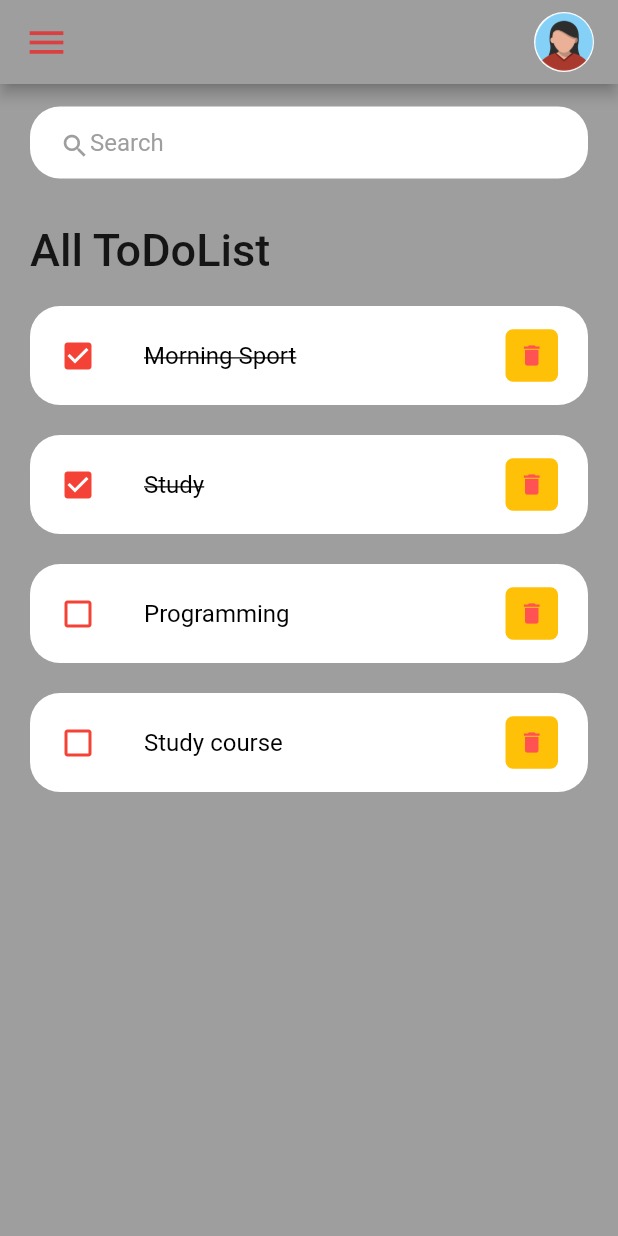
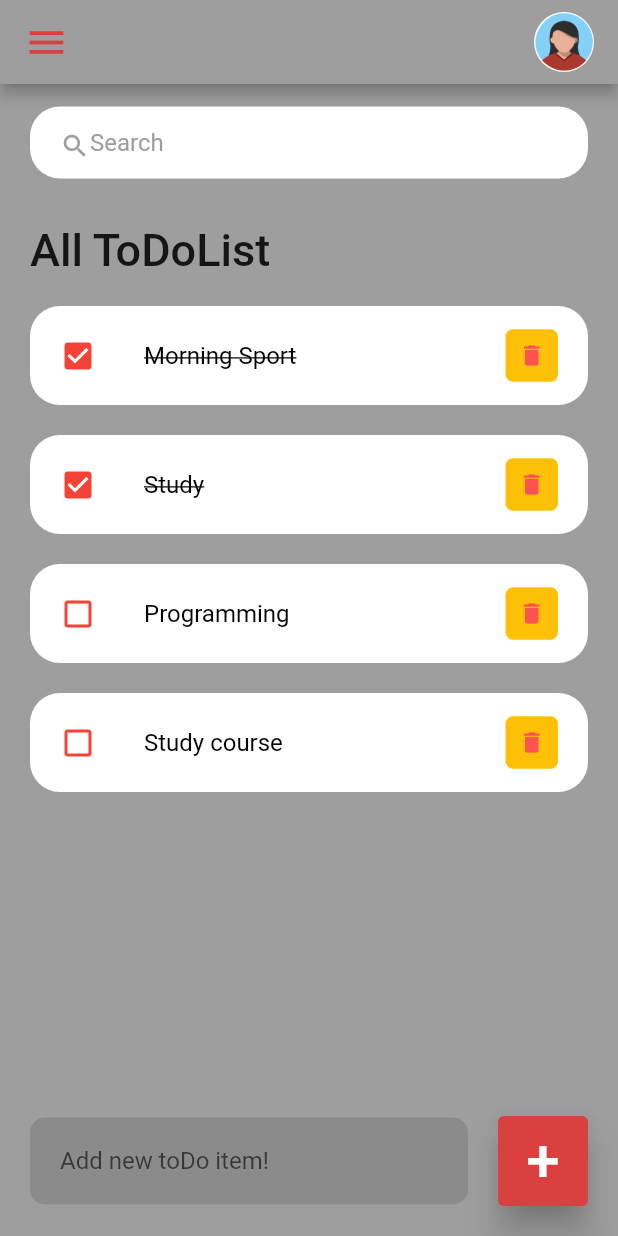
Before and after one commit to SaraAlqahtani8/Flutter_ToDoApp, a Flutter app: the screen it shows after launch, on a phone screen of 412 x 824 dp. Run offline on Flutter 3.47's test engine with Material 2 defaults, Android fonts, the phone set to English and light mode, and no system bars.

Commit message:
TextField and add toDo

```diff
--- a/flutter_todoapp/lib/Screens/home.dart
+++ b/flutter_todoapp/lib/Screens/home.dart
@@ -6,9 +6,10 @@ import 'package:flutter/material.dart';
 import 'package:flutter_todoapp/constant/color.dart';
 import 'package:flutter_todoapp/Widgets/toDo_item.dart';
 import 'package:flutter_todoapp/model/ToDo.dart';
+
 class Home extends StatelessWidget {
   Home({Key? key}) : super(key: key);
-final todoList=ToDo.todoList();
+  final todoList = ToDo.todoList();
 
   // This widget is the root of your application.
   @override
@@ -16,7 +17,9 @@ final todoList=ToDo.todoList();
     return Scaffold(
       backgroundColor: Colors.grey,
       appBar: AppBar_(),
-      body: Container(
+      body: Stack(
+        children: [
+          Container(
             padding: const EdgeInsets.symmetric(horizontal: 20, vertical: 15),
             child: Column(
               children: [
@@ -34,15 +37,63 @@ final todoList=ToDo.todoList();
                           ),
                         ),
                       ),
-                  for(ToDo toDo in todoList)
-                  ToDoItem(toDo: toDo,),
-
-
+                      for (ToDo toDo in todoList)
+                        ToDoItem(
+                          toDo: toDo,
+                        ),
                     ],
                   ),
                 ),
               ],
             ),
+          ),
+          Align(
+            alignment: Alignment.bottomCenter,
+            child: Row(
+              children: [
+                Expanded(
+                  child: Container(
+                    margin: EdgeInsets.only(bottom: 20, right: 20, left: 20),
+                    padding: EdgeInsets.symmetric(horizontal: 20, vertical: 5),
+                    decoration: BoxDecoration(
+                      color: Colors.black12,
+                      boxShadow: const [
+                        BoxShadow(
+                          color: CBlue,
+                          offset: Offset(0.0, 0.0),
+                          blurRadius: 10.0,
+                          spreadRadius: 0.0,
+                        ),
+                      ],
+                      borderRadius: BorderRadius.circular(10),
+                    ),
+                    child: TextField(
+                      decoration: InputDecoration(
+                          hintText: 'Add new toDo item!',
+                          border: InputBorder.none),
+                    ),
+                  ),
+                ),
+                Container(
+                  margin: const EdgeInsets.only(bottom: 20, right: 20),
+                  child: ElevatedButton(
+                    child: Text(
+                      '+',
+                      style: TextStyle(
+                        fontSize: 40,
+                      ),
+                    ),
+                    onPressed: () {},
+                    style: ElevatedButton.styleFrom(
+                        primary: CRed,
+                        minimumSize: Size(60, 60),
+                        elevation: 10),
+                  ),
+                ),
+              ],
+            ),
+          )
+        ],
       ),
     );
   }
```
Lines whose indentation alone changed are shown as unchanged.
